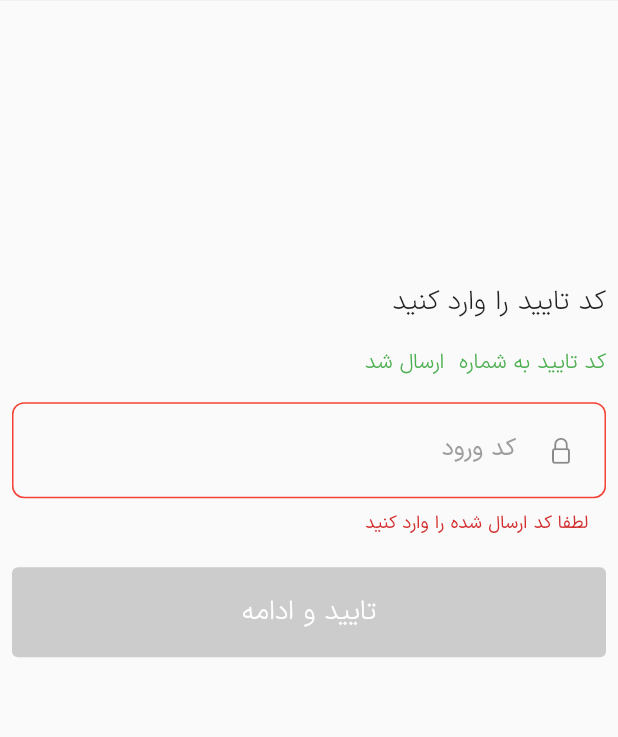
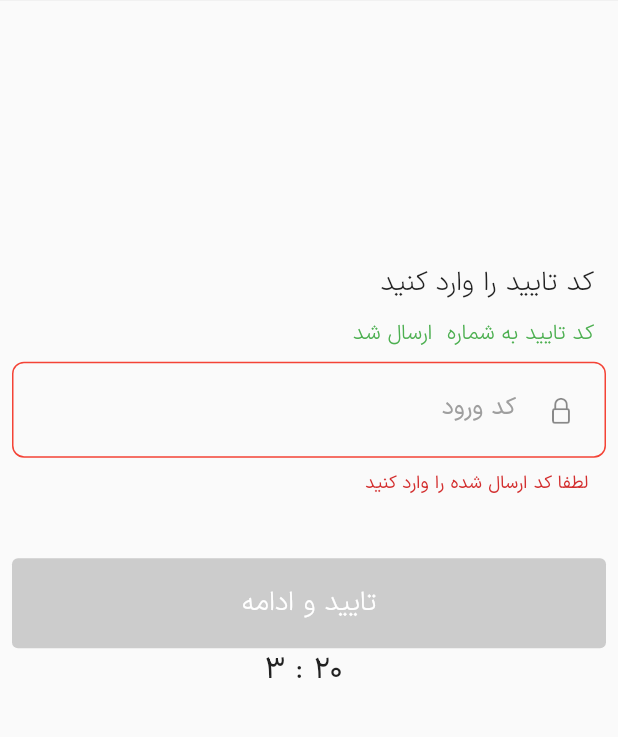
Before and after one commit to abolfazlrezaeiv/alamutiMobile, a Flutter app: the Login screen opened directly with empty values, after a tap on "تایید و ادامه", on a phone screen of 412 x 824 dp, the part 199-936 px from its top. Run offline on Flutter 3.47's test engine with Material 2 defaults, Android fonts, the phone set to English and light mode, and no system bars; drawn by our look-alikes of flutter_countdown_timer; our stand-ins replace dio, get, get_storage; accounts and stored records are empty; network calls fail.

Commit message:
login timer

```diff
--- a/lib/app/controller/authentication_manager.dart
+++ b/lib/app/controller/authentication_manager.dart
@@ -1,4 +1,5 @@
 import 'package:alamuti/app/data/storage/cachemanager.dart';
+import 'package:alamuti/app/ui/home/home_page.dart';
 import 'package:get/get.dart';
 
 class AuthenticationManager extends GetxController with CacheManager {
@@ -8,6 +9,7 @@ class AuthenticationManager extends GetxController with CacheManager {
     isLogged.value = false;
     saveLogout();
     removeTokenRefreshToken();
+    Get.toNamed('/register');
   }
 
   void login(String token, String refreshtoken) async {
--- a/lib/app/data/model/login_response_model.dart
+++ b/lib/app/data/model/login_response_model.dart
@@ -1,11 +1,11 @@
 class LoginResponseModel {
   String? token;
   String? refreshtoken;
-
-  LoginResponseModel({this.token, this.refreshtoken});
+  bool? success = false;
 
   LoginResponseModel.fromJson(Map<String, dynamic> json) {
     token = json['token'];
     refreshtoken = json['refreshToken'];
+    success = json['success'].toString().toLowerCase() == 'true';
   }
 }
--- a/lib/app/ui/Login/login.dart
+++ b/lib/app/ui/Login/login.dart
@@ -1,7 +1,12 @@
 import 'package:alamuti/app/controller/login_view_model.dart';
+import 'package:alamuti/app/data/model/login_response_model.dart';
 import 'package:alamuti/app/data/storage/cachemanager.dart';
 import 'package:flutter/cupertino.dart';
 import 'package:flutter/material.dart';
+import 'package:flutter/services.dart';
+import 'package:flutter_countdown_timer/countdown.dart';
+import 'package:flutter_countdown_timer/current_remaining_time.dart';
+import 'package:flutter_countdown_timer/flutter_countdown_timer.dart';
 import 'package:get/get.dart';
 import 'package:get_storage/get_storage.dart';
 
@@ -21,6 +26,8 @@ class _LoginState extends State<Login> {
 
   TextEditingController passwordCtr = TextEditingController();
   bool isPinCode = false;
+  int endTime = DateTime.now().millisecondsSinceEpoch + 1000 * 200;
+  bool? succesed;
 
   @override
   void initState() {
@@ -41,11 +48,17 @@ class _LoginState extends State<Login> {
 
   @override
   Widget build(BuildContext context) {
+    bool isKeyboardOpen = MediaQuery.of(context).viewInsets.bottom == 0;
+
     return Scaffold(
-        body: Form(
+        resizeToAvoidBottomInset: false,
+        body: SingleChildScrollView(
+          reverse: true,
+          child: Form(
             autovalidateMode: AutovalidateMode.onUserInteraction,
             key: formKey,
-      child: Column(mainAxisAlignment: MainAxisAlignment.start, children: [
+            child:
+                Column(mainAxisAlignment: MainAxisAlignment.start, children: [
               Container(
                 alignment: Alignment.centerRight,
                 color: Color.fromRGBO(71, 68, 68, 0.1),
@@ -53,7 +66,8 @@ class _LoginState extends State<Login> {
                   mainAxisAlignment: MainAxisAlignment.spaceBetween,
                   children: [
                     Padding(
-                padding: const EdgeInsets.only(top: 70, right: 20, bottom: 15),
+                      padding:
+                          const EdgeInsets.only(top: 70, right: 20, bottom: 15),
                       child: TextButton.icon(
                         icon: Icon(
                           CupertinoIcons.back,
@@ -86,28 +100,28 @@ class _LoginState extends State<Login> {
                   ],
                 ),
               ),
-        SizedBox(
-          height: 15,
-        ),
-        SizedBox(
+              isKeyboardOpen
+                  ? SizedBox(
                       height: MediaQuery.of(context).size.height / 5,
+                    )
+                  : SizedBox(
+                      height: 20,
                     ),
               Column(
+                crossAxisAlignment: CrossAxisAlignment.end,
                 children: [
                   Padding(
-              padding: const EdgeInsets.all(8.0),
-              child: Container(
-                alignment: Alignment.centerRight,
+                    padding: const EdgeInsets.symmetric(
+                        horizontal: 16, vertical: 10),
                     child: Text(
                       "کد تایید را وارد کنید",
-                  style: TextStyle(fontWeight: FontWeight.w300, fontSize: 18),
-                ),
+                      style:
+                          TextStyle(fontWeight: FontWeight.w300, fontSize: 18),
+                      textDirection: TextDirection.rtl,
                     ),
                   ),
                   Padding(
-              padding: const EdgeInsets.all(8.0),
-              child: Container(
-                alignment: Alignment.centerRight,
+                    padding: const EdgeInsets.symmetric(horizontal: 16),
                     child: Text(
                       "کد تایید به شماره ${widget.phonenumber} ارسال شد",
                       style: TextStyle(
@@ -115,28 +129,53 @@ class _LoginState extends State<Login> {
                         fontSize: 14,
                         color: Colors.green,
                       ),
-                ),
+                      textDirection: TextDirection.rtl,
                     ),
                   ),
                   Padding(
                     padding: const EdgeInsets.all(8.0),
                     child: Directionality(
                       textDirection: TextDirection.rtl,
-                child: TextFormField(
+                      child: Column(
+                        crossAxisAlignment: CrossAxisAlignment.start,
+                        children: [
+                          TextFormField(
+                            keyboardType: TextInputType.number,
+                            inputFormatters: [
+                              FilteringTextInputFormatter.allow(RegExp('[0-9]'))
+                            ],
                             controller: passwordCtr,
                             validator: (value) {
-                    return (value == null ||
+                              if (value == null ||
                                   value.isEmpty ||
-                            value.length != 4 ||
-                            !value.isNum)
-                        ? 'لطفا کد ارسال شده را وارد کنید'
-                        : null;
+                                  value.length != 4) {
+                                return 'لطفا کد ارسال شده را وارد کنید';
+                              }
+
+                              return null;
                             },
                             decoration: inputDecoration(
                                 'کد ورود',
                                 !isPinCode
                                     ? CupertinoIcons.lock
                                     : CupertinoIcons.lock_open),
+                          ),
+                          (succesed != null && succesed == false)
+                              ? Padding(
+                                  padding: const EdgeInsets.symmetric(
+                                      horizontal: 8, vertical: 10),
+                                  child: Text(
+                                    'ورود ناموفق لطفا کد صحیح را دوباره وارد کنید',
+                                    style: TextStyle(
+                                      fontWeight: FontWeight.w700,
+                                      fontSize: 14,
+                                      color: Colors.red.withOpacity(0.9),
+                                    ),
+                                    textDirection: TextDirection.rtl,
+                                  ),
+                                )
+                              : Text('')
+                        ],
                       ),
                     ),
                   ),
@@ -155,10 +194,22 @@ class _LoginState extends State<Login> {
                       ),
                       onPressed: () async {
                         if (formKey.currentState?.validate() ?? false) {
+                          var result =
                               await _viewModel.loginUser(passwordCtr.text);
+                          if (result == true) {
+                            print('winnn');
+                            setState(() {
+                              succesed = true;
+                            });
+                            Get.toNamed('/home');
+                          } else {
+                            setState(() {
+                              succesed = false;
+                            });
+                          }
                           var storage = new GetStorage();
-                    storage.write(
-                        CacheManagerKey.PASSWORD.toString(), passwordCtr.text);
+                          storage.write(CacheManagerKey.PASSWORD.toString(),
+                              passwordCtr.text);
                         }
                       },
                       child: Text(
@@ -170,9 +221,30 @@ class _LoginState extends State<Login> {
                       ),
                     ),
                   ),
+                  CountdownTimer(
+                    endTime: endTime,
+                    onEnd: () {
+                      print('finished');
+                    },
+                    widgetBuilder: (_, CurrentRemainingTime? time) {
+                      if (time == null) {
+                        return Center(child: Text(''));
+                      }
+                      return Center(
+                        child: Text(
+                          '${time.min ?? 0} : ${time.sec} ',
+                          style: TextStyle(
+                              fontFamily: 'IRANSansXFaNum',
+                              fontWeight: FontWeight.w400,
+                              fontSize: 20),
+                        ),
+                      );
+                    },
+                  ),
                 ],
               )
             ]),
+          ),
         ));
   }
 }
--- a/lib/app/ui/home/home_page.dart
+++ b/lib/app/ui/home/home_page.dart
@@ -29,6 +29,7 @@ class _HomePageState extends State<HomePage> {
 
   @override
   Widget build(BuildContext context) {
+    bool isKeyboardOpen = MediaQuery.of(context).viewInsets.bottom == 0;
     return Scaffold(
       backgroundColor: Colors.white,
       appBar: PreferredSize(
@@ -55,7 +56,7 @@ class _HomePageState extends State<HomePage> {
               },
               textAlign: TextAlign.end,
               decoration: InputDecoration(
-                prefixIcon: !isTyping
+                prefixIcon: isKeyboardOpen
                     ? Opacity(
                         opacity: 0.5,
                         child: Padding(
@@ -89,7 +90,7 @@ class _HomePageState extends State<HomePage> {
                 suffixIcon: IconButton(
                   icon: Icon(
                     CupertinoIcons.search,
-                    size: 40,
+                    size: 30,
                     color: Color.fromRGBO(112, 112, 112, 0.5),
                   ),
                   onPressed: () {
--- a/lib/app/ui/widgets/bottom_navbar.dart
+++ b/lib/app/ui/widgets/bottom_navbar.dart
@@ -14,7 +14,7 @@ class AlamutBottomNavBar extends StatelessWidget {
     return GetBuilder<ScreenController>(
       builder: (controller) {
         return BottomNavigationBar(
-          selectedItemColor: Colors.red,
+          selectedItemColor: Colors.red.withOpacity(0.8),
           elevation: 0,
           type: BottomNavigationBarType.fixed,
           currentIndex: c.getScreen(),
@@ -22,7 +22,7 @@ class AlamutBottomNavBar extends StatelessWidget {
             c.selectIndex(value);
             Get.toNamed(bottomNavBarScreens[c.getScreen()]);
           },
-          unselectedLabelStyle: TextStyle(fontSize: 14),
+          unselectedLabelStyle: TextStyle(fontSize: 13),
           items: bottomTapItems,
         );
       },
--- a/pubspec.yaml
+++ b/pubspec.yaml
@@ -32,6 +32,7 @@ dependencies:
   flutter_sfsymbols: ^2.0.0
   get: ^4.3.8
   dio: ^4.0.4
+  flutter_countdown_timer: ^4.1.0
   # The following adds the Cupertino Icons font to your application.
   # Use with the CupertinoIcons class for iOS style icons.
   cupertino_icons: ^1.0.2
```
Also changed, not shown: lib/app/controller/login_view_model.dart (+15 -8 lines), lib/app/ui/Login/register.dart (+23 -11 lines), pubspec.lock. Lines whose indentation alone changed are shown as unchanged.
